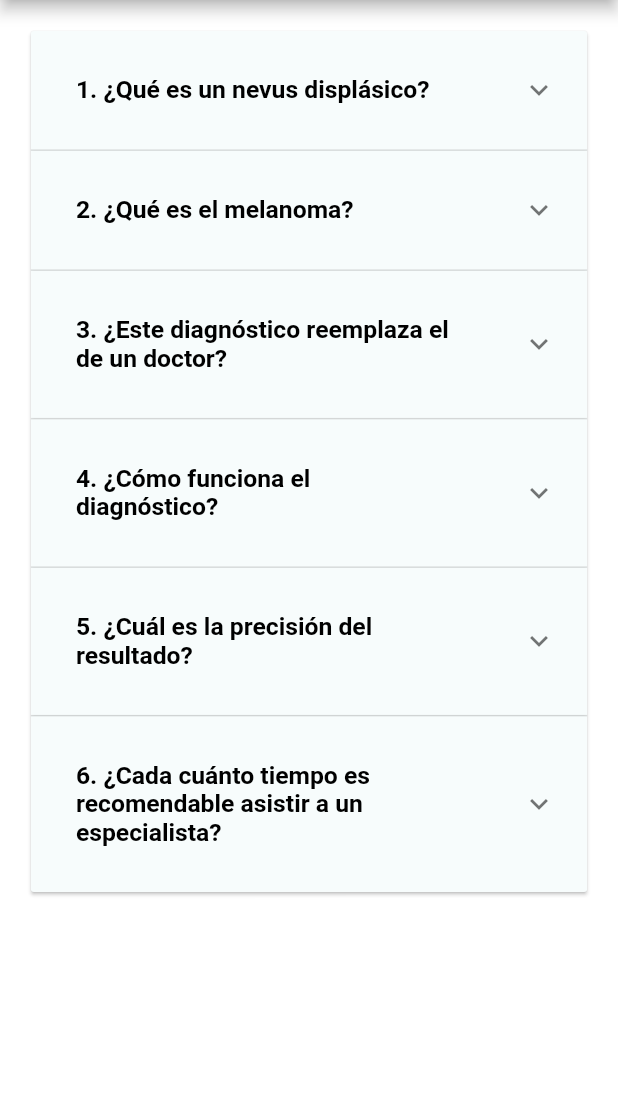
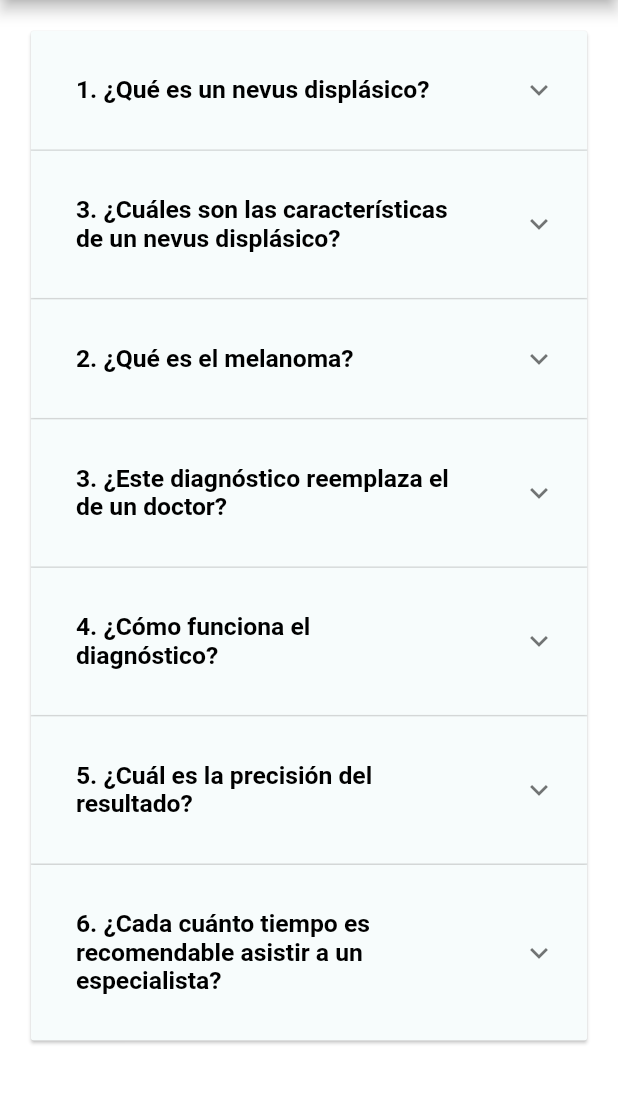
Before and after one commit to lhm2001/mobile-tp, a Flutter app: the PreventiveInformation screen opened directly, on a phone screen of 412 x 824 dp, the part 84-1188 px from its top. Run offline on Flutter 3.47's test engine with Material 2 defaults, Android fonts, the light colour scheme and no system bars; our stand-ins replace flutter_local_notifications, flutter_slidable, image_picker, permission_handler, shared_preferences and 2 more; missing offline and left inert: dart:ffi; accounts and stored records are empty.

Commit message:
added preventive information

```diff
--- a/lib/preventiveInformation.dart
+++ b/lib/preventiveInformation.dart
@@ -101,6 +101,16 @@ List<Item> generateItems() {
       'Un nevo displásico es un tipo de lunar que tiene características atípicas en su apariencia. Se considera una lesión precancerosa y debe ser monitoreada por un dermatólogo.',
     ),
     Item(
+      headerValue: '3. ¿Cuáles son las características de un nevus displásico?',
+      expandedValue:
+      'Las características de un nevus displásico que se deben tener en cuenta al examinar lunares sospechosos, se conocen como la regla ABCD:\n\n' +
+          'A - Asimetría: Los nevus displásicos tienden a ser asimétricos en forma, lo que significa que una mitad del lunar puede tener una apariencia diferente a la otra mitad.\n\n' +
+          'B - Borde: Los bordes de un nevus displásico suelen ser irregulares, dentados o mal definidos en lugar de tener un borde suave y uniforme.\n\n' +
+          'C - Color: Los colores en un nevus displásico pueden variar, incluyendo tonos de marrón, negro, azul o rojo. Esta variación de color es un signo de preocupación.\n\n' +
+          'D - Diámetro: Un nevus displásico a menudo tiene un diámetro mayor que un lunar común, generalmente mayor de 6 milímetros.\n\n' +
+          'Si tienes un lunar con estas características, es importante que consultes a un dermatólogo para una evaluación profesional y un posible seguimiento.',
+    ),
+    Item(
       headerValue: '2. ¿Qué es el melanoma?',
       expandedValue:
       'El melanoma es un tipo de cáncer de piel que se desarrolla a partir de los melanocitos, las células que producen el pigmento de la piel. Es el tipo más peligroso de cáncer de piel y debe ser tratado con prontitud.',
```
